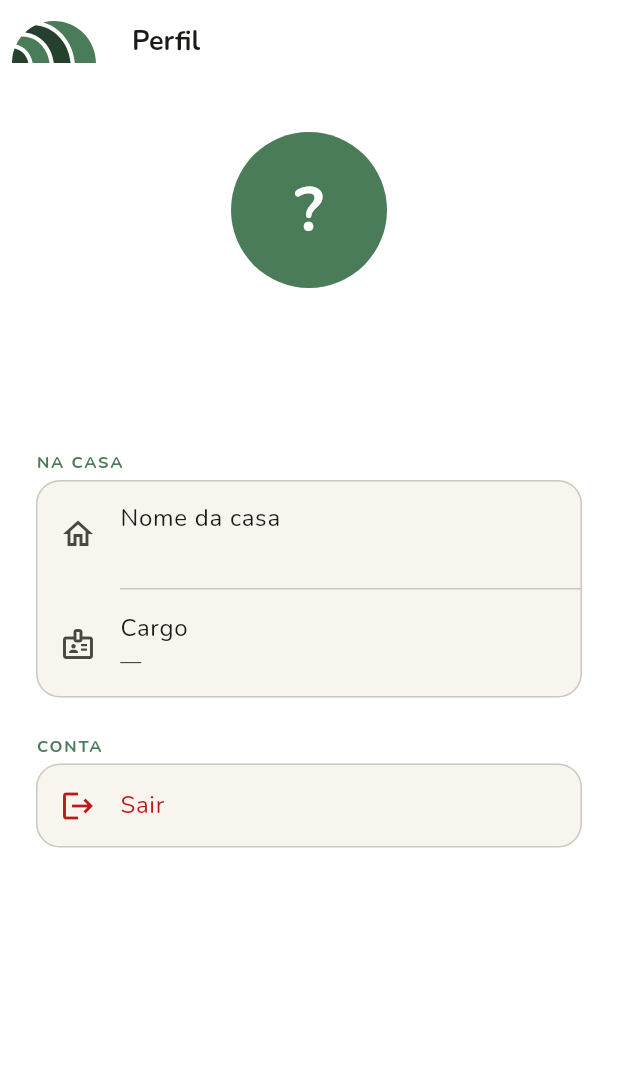
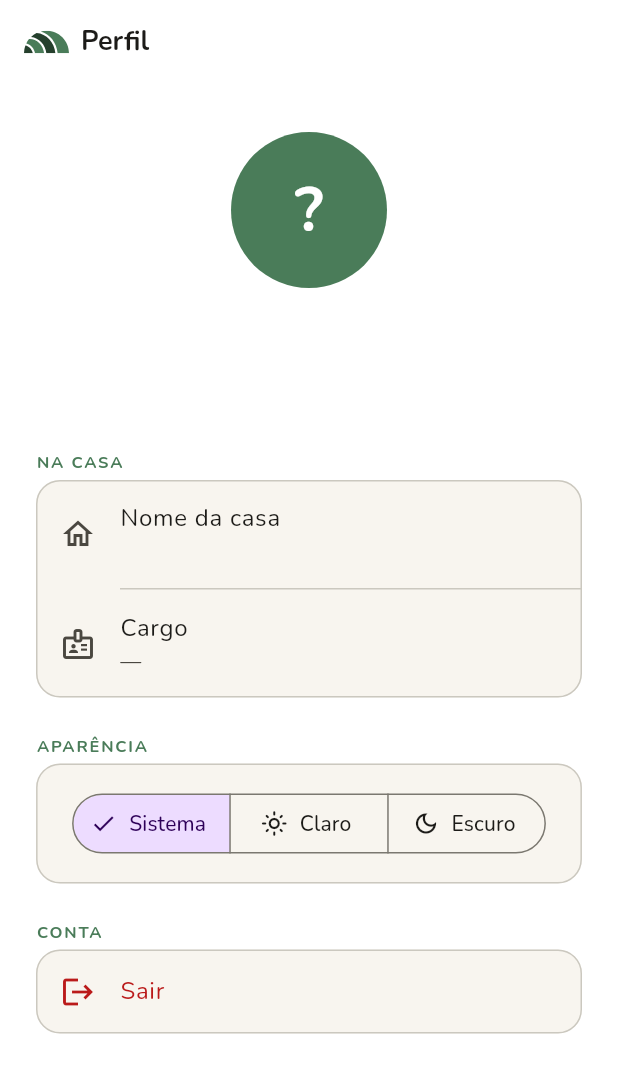
Before and after one commit to CafeLabsDev/domo, a Flutter app: the _ProfileContent screen opened directly with empty values, on a phone screen of 412 x 824 dp. Shown: the top 1073 px of the screen. Run offline on Flutter 3.47's test engine with Material 3 defaults, Android fonts, the phone set to English and light mode, and no system bars; our stand-ins replace cached_network_image, cloud_firestore, firebase_auth, firebase_core, flutter_riverpod, flutter_svg and 5 more; accounts and stored records are empty; generated files the repository leaves out were written again.

Commit message:
feat(ui): adiciona logo Domo nas AppBars e toggle de tema claro/escuro no perfil
- Substitui DomoLeadingLogo (slot leading) por DomoPageTitle (logo + título no slot title) em todas as páginas internas
- Cria lib/core/providers/theme_provider.dart com StateProvider<ThemeMode>
- Conecta themeModeProvider ao MaterialApp.router em main.dart
- Adiciona seção "Aparência" na página de perfil com SegmentedButton (Sistema/Claro/Escuro)

Co-Authored-By: Claude Sonnet 4.6 <noreply@anthropic.com>

```diff
--- /dev/null
+++ b/lib/core/providers/theme_provider.dart
@@ -0,0 +1,6 @@
+import 'package:flutter/material.dart';
+import 'package:flutter_riverpod/flutter_riverpod.dart';
+
+final themeModeProvider = StateProvider<ThemeMode>(
+  (ref) => ThemeMode.system,
+);
--- a/lib/features/casa/presentation/pages/casa_page.dart
+++ b/lib/features/casa/presentation/pages/casa_page.dart
@@ -10,7 +10,7 @@ import '../../../auth/presentation/providers/auth_provider.dart';
 import '../../domain/models/membro_model.dart';
 import '../providers/casa_controller.dart';
 import '../providers/casa_provider.dart';
-import '../../../../shared/widgets/domo_leading_logo.dart';
+import '../../../../shared/widgets/domo_leading_logo.dart' show DomoPageTitle;
 
 class CasaPage extends ConsumerWidget {
   const CasaPage({super.key});
@@ -101,9 +101,7 @@ class CasaPage extends ConsumerWidget {
 
         return Scaffold(
           appBar: AppBar(
-            leading: const DomoLeadingLogo(),
-            leadingWidth: 72,
-            title: Text(casa.nome),
+            title: DomoPageTitle(casa.nome),
             centerTitle: false,
             actions: [
               IconButton(
--- a/lib/features/dispensa/presentation/pages/dispensa_page.dart
+++ b/lib/features/dispensa/presentation/pages/dispensa_page.dart
@@ -8,7 +8,7 @@ import '../providers/dispensa_controller.dart';
 import '../providers/dispensa_provider.dart';
 import '../widgets/add_edit_item_sheet.dart';
 import '../widgets/pantry_item_card.dart';
-import '../../../../shared/widgets/domo_leading_logo.dart';
+import '../../../../shared/widgets/domo_leading_logo.dart' show DomoPageTitle;
 
 class DispensaPage extends ConsumerWidget {
   const DispensaPage({super.key});
@@ -55,9 +55,7 @@ class _DispensaContent extends ConsumerWidget {
 
     return Scaffold(
       appBar: AppBar(
-        leading: const DomoLeadingLogo(),
-        leadingWidth: 72,
-        title: const Text('Dispensa'),
+        title: DomoPageTitle('Dispensa'),
         centerTitle: false,
       ),
       floatingActionButton: FloatingActionButton(
--- a/lib/features/mercado/presentation/pages/mercado_page.dart
+++ b/lib/features/mercado/presentation/pages/mercado_page.dart
@@ -7,7 +7,7 @@ import '../../../casa/presentation/providers/casa_provider.dart';
 import '../../../dispensa/domain/models/pantry_item.dart';
 import '../../../dispensa/presentation/providers/dispensa_controller.dart';
 import '../../../dispensa/presentation/providers/dispensa_provider.dart';
-import '../../../../shared/widgets/domo_leading_logo.dart';
+import '../../../../shared/widgets/domo_leading_logo.dart' show DomoPageTitle;
 
 class MercadoPage extends ConsumerWidget {
   const MercadoPage({super.key});
@@ -41,9 +41,7 @@ class _MercadoContent extends ConsumerWidget {
 
     return Scaffold(
       appBar: AppBar(
-        leading: const DomoLeadingLogo(),
-        leadingWidth: 72,
-        title: const Text('Lista de Compras'),
+        title: DomoPageTitle('Lista de Compras'),
         centerTitle: false,
       ),
       body: itensAsync.when(
--- a/lib/features/profile/presentation/pages/profile_page.dart
+++ b/lib/features/profile/presentation/pages/profile_page.dart
@@ -3,6 +3,7 @@ import 'package:firebase_auth/firebase_auth.dart';
 import 'package:flutter/material.dart';
 import 'package:flutter_riverpod/flutter_riverpod.dart';
 
+import '../../../../core/providers/theme_provider.dart';
 import '../../../../core/theme/app_colors.dart';
 import '../../../../core/theme/app_spacing.dart';
 import '../../../auth/presentation/providers/auth_controller.dart';
@@ -10,7 +11,7 @@ import '../../../auth/presentation/providers/auth_provider.dart';
 import '../../../casa/domain/models/casa_model.dart';
 import '../../../casa/domain/models/membro_model.dart';
 import '../../../casa/presentation/providers/casa_provider.dart';
-import '../../../../shared/widgets/domo_leading_logo.dart';
+import '../../../../shared/widgets/domo_leading_logo.dart' show DomoPageTitle;
 
 class ProfilePage extends ConsumerWidget {
   const ProfilePage({super.key});
@@ -83,9 +84,7 @@ class _ProfileContent extends ConsumerWidget {
 
     return Scaffold(
       appBar: AppBar(
-        leading: const DomoLeadingLogo(),
-        leadingWidth: 72,
-        title: const Text('Perfil'),
+        title: DomoPageTitle('Perfil'),
         centerTitle: false,
       ),
       body: SingleChildScrollView(
@@ -145,6 +144,42 @@ class _ProfileContent extends ConsumerWidget {
               ),
               const SizedBox(height: AppSpacing.md),
             ],
+
+            _SectionLabel('Aparência', theme),
+            _CardSection(
+              children: [
+                Padding(
+                  padding: const EdgeInsets.symmetric(
+                    horizontal: AppSpacing.lg,
+                    vertical: AppSpacing.md,
+                  ),
+                  child: SegmentedButton<ThemeMode>(
+                    segments: const [
+                      ButtonSegment(
+                        value: ThemeMode.system,
+                        icon: Icon(Icons.brightness_auto_outlined),
+                        label: Text('Sistema'),
+                      ),
+                      ButtonSegment(
+                        value: ThemeMode.light,
+                        icon: Icon(Icons.light_mode_outlined),
+                        label: Text('Claro'),
+                      ),
+                      ButtonSegment(
+                        value: ThemeMode.dark,
+                        icon: Icon(Icons.dark_mode_outlined),
+                        label: Text('Escuro'),
+                      ),
+                    ],
+                    selected: {ref.watch(themeModeProvider)},
+                    onSelectionChanged: (set) {
+                      ref.read(themeModeProvider.notifier).state = set.first;
+                    },
+                  ),
+                ),
+              ],
+            ),
+            const SizedBox(height: AppSpacing.md),
 
             _SectionLabel('Conta', theme),
             _CardSection(
--- a/lib/main.dart
+++ b/lib/main.dart
@@ -2,6 +2,7 @@ import 'package:firebase_core/firebase_core.dart';
 import 'package:flutter/material.dart';
 import 'package:flutter_riverpod/flutter_riverpod.dart';
 
+import 'core/providers/theme_provider.dart';
 import 'core/router/app_router.dart';
 import 'core/theme/app_theme.dart';
 import 'firebase_options.dart';
@@ -24,7 +25,7 @@ class DomoApp extends ConsumerWidget {
       debugShowCheckedModeBanner: false,
       theme: AppTheme.light,
       darkTheme: AppTheme.dark,
-      themeMode: ThemeMode.system,
+      themeMode: ref.watch(themeModeProvider),
       routerConfig: router,
     );
   }
--- a/lib/shared/widgets/domo_leading_logo.dart
+++ b/lib/shared/widgets/domo_leading_logo.dart
@@ -1,14 +1,30 @@
 import 'package:flutter/material.dart';
 import 'package:flutter_svg/flutter_svg.dart';
 
-class DomoLeadingLogo extends StatelessWidget {
-  const DomoLeadingLogo({super.key});
+class DomoPageTitle extends StatelessWidget {
+  const DomoPageTitle(this.title, {super.key});
+
+  final String title;
 
   @override
   Widget build(BuildContext context) {
-    return Padding(
-      padding: const EdgeInsets.symmetric(vertical: 14.0, horizontal: 8.0),
-      child: SvgPicture.asset('assets/icons/domo_icon.svg'),
+    final double logoHeight = 15;
+
+    return Row(
+      mainAxisSize: MainAxisSize.min,
+      crossAxisAlignment: CrossAxisAlignment.center,
+      children: [
+        SizedBox(
+          height: logoHeight,
+          width: logoHeight * 2,
+          child: FittedBox(
+            fit: BoxFit.fill,
+            child: SvgPicture.asset('assets/icons/domo_icon.svg'),
+          ),
+        ),
+        const SizedBox(width: 8),
+        Text(title),
+      ],
     );
   }
 }
```
